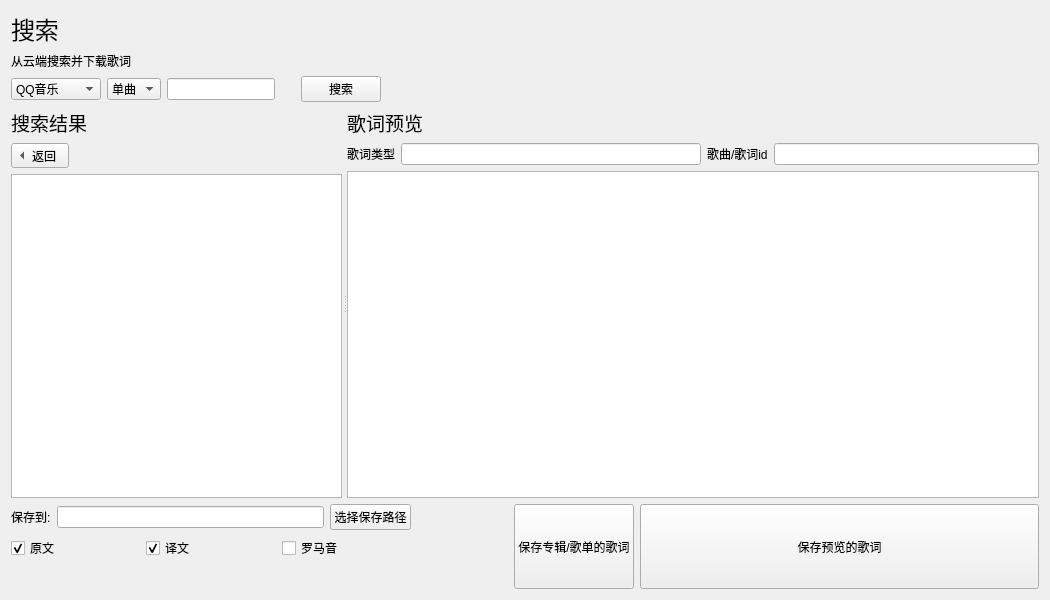
Before: the Qt Designer form ui/search.ui in chenmozhijin/LDDC, drawn with Qt 5.
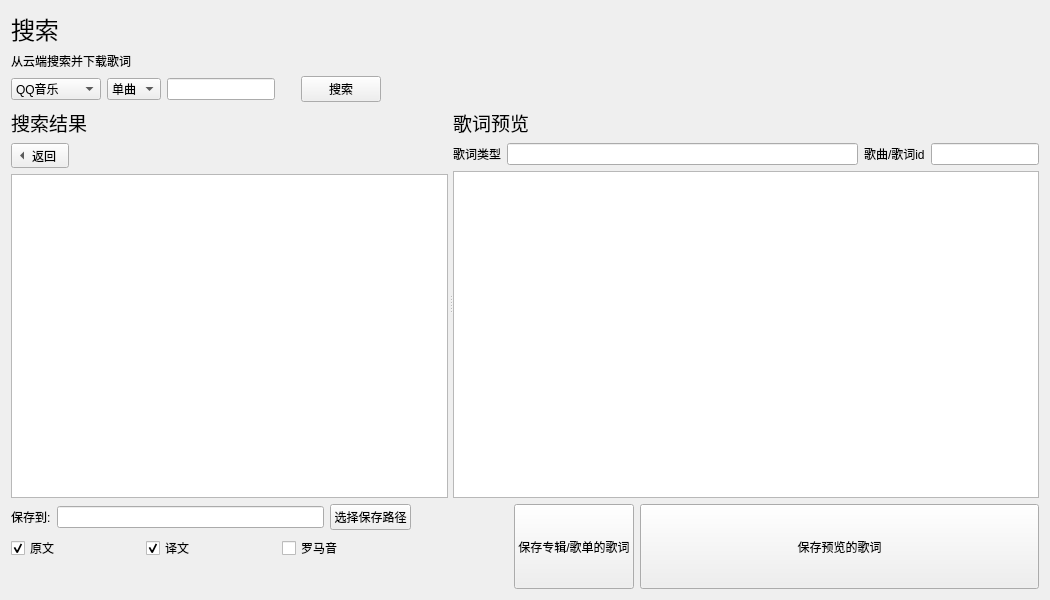
After: the same form once the commit is applied. Custom widgets are drawn as their Qt base class.

What changed in the file:
```diff
--- a/ui/search.ui
+++ b/ui/search.ui
@@ -277,12 +277,6 @@
          </item>
          <item>
           <widget class="QLineEdit" name="lyric_types_lineEdit">
-           <property name="minimumSize">
-            <size>
-             <width>300</width>
-             <height>0</height>
-            </size>
-           </property>
            <property name="text">
             <string/>
            </property>
@@ -300,6 +294,12 @@
          </item>
          <item>
           <widget class="QLineEdit" name="songid_lineEdit">
+           <property name="sizePolicy">
+            <sizepolicy hsizetype="Fixed" vsizetype="Fixed">
+             <horstretch>0</horstretch>
+             <verstretch>0</verstretch>
+            </sizepolicy>
+           </property>
            <property name="readOnly">
             <bool>true</bool>
            </property>
```
